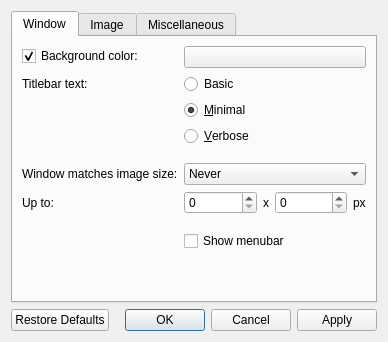
jurplel/qView, file src/qvoptionsdialog.ui: the form before one commit.
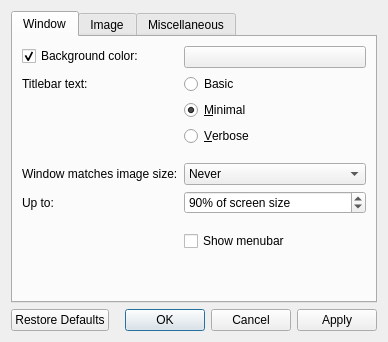
The form after the commit.

Commit message: changed hard size limit to percentage of current screen size

The edit to the form file:
```diff
--- a/src/qvoptionsdialog.ui
+++ b/src/qvoptionsdialog.ui
@@ -150,62 +150,6 @@
          </property>
         </widget>
        </item>
-       <item row="8" column="1">
-        <layout class="QHBoxLayout" name="horizontalLayout">
-         <item>
-          <widget class="QSpinBox" name="maxWindowResizeSpinBox0">
-           <property name="toolTip">
-            <string>Control the maximum size for the window to resize to when matching the image's actual size</string>
-           </property>
-           <property name="maximum">
-            <number>9999</number>
-           </property>
-          </widget>
-         </item>
-         <item>
-          <widget class="QLabel" name="maxWindowResizeLabel1">
-           <property name="sizePolicy">
-            <sizepolicy hsizetype="Fixed" vsizetype="Preferred">
-             <horstretch>0</horstretch>
-             <verstretch>0</verstretch>
-            </sizepolicy>
-           </property>
-           <property name="toolTip">
-            <string>Control the maximum size for the window to resize to when matching the image's actual size</string>
-           </property>
-           <property name="text">
-            <string>x</string>
-           </property>
-          </widget>
-         </item>
-         <item>
-          <widget class="QSpinBox" name="maxWindowResizeSpinBox1">
-           <property name="toolTip">
-            <string>Control the maximum size for the window to resize to when matching the image's actual size</string>
-           </property>
-           <property name="maximum">
-            <number>9999</number>
-           </property>
-          </widget>
-         </item>
-         <item>
-          <widget class="QLabel" name="maxWindowResizeLabel2">
-           <property name="sizePolicy">
-            <sizepolicy hsizetype="Fixed" vsizetype="Preferred">
-             <horstretch>0</horstretch>
-             <verstretch>0</verstretch>
-            </sizepolicy>
-           </property>
-           <property name="toolTip">
-            <string>Control the maximum size for the window to resize to when matching the image's actual size</string>
-           </property>
-           <property name="text">
-            <string>px</string>
-           </property>
-          </widget>
-         </item>
-        </layout>
-       </item>
        <item row="9" column="1">
         <spacer name="horizontalSpacer_3">
          <property name="orientation">
@@ -239,6 +183,25 @@
          </property>
         </spacer>
        </item>
+       <item row="8" column="1">
+        <widget class="QSpinBox" name="maxWindowResizeSpinBox">
+         <property name="suffix">
+          <string>% of screen size</string>
+         </property>
+         <property name="minimum">
+          <number>10</number>
+         </property>
+         <property name="maximum">
+          <number>100</number>
+         </property>
+         <property name="singleStep">
+          <number>5</number>
+         </property>
+         <property name="value">
+          <number>90</number>
+         </property>
+        </widget>
+       </item>
       </layout>
      </widget>
      <widget class="QWidget" name="image">
```
Left out of the diff: 6 changed lines with no effect on the pictures. The commit also changes 4 other files.
